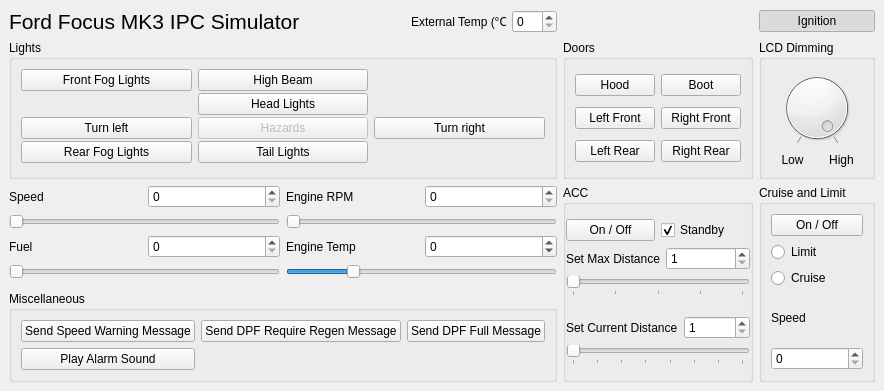
Old version of the form formcar.ui in the repository bigunclemax/FocusIPCCtrl.
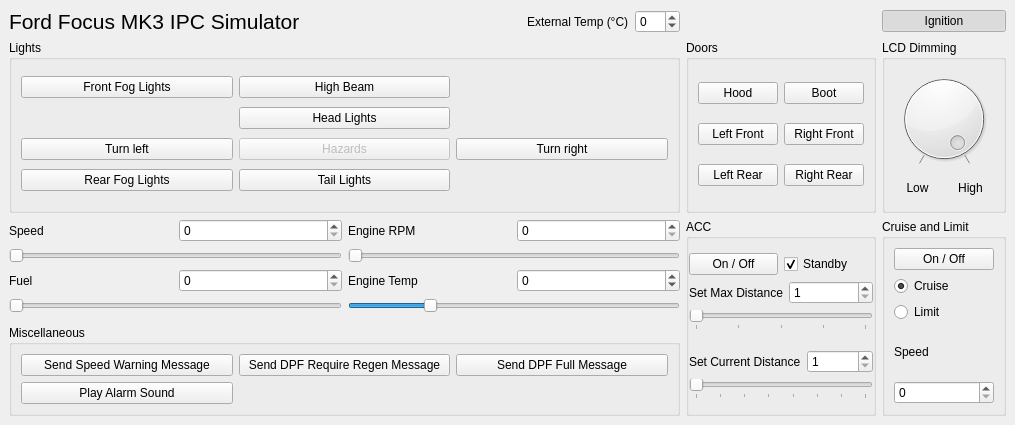
New version of the form.

Patch:
```diff
--- a/formcar.ui
+++ b/formcar.ui
@@ -6,8 +6,8 @@
    <rect>
     <x>0</x>
     <y>0</y>
-    <width>858</width>
-    <height>391</height>
+    <width>1015</width>
+    <height>425</height>
    </rect>
   </property>
   <property name="windowTitle">
@@ -45,18 +45,21 @@
         </property>
        </widget>
       </item>
-      <item>
-       <widget class="QRadioButton" name="radioButton_2">
-        <property name="text">
-         <string>Limit</string>
-        </property>
-       </widget>
-      </item>
       <item>
        <widget class="QRadioButton" name="radioButton">
         <property name="text">
          <string>Cruise</string>
         </property>
+        <property name="checked">
+         <bool>true</bool>
+        </property>
+       </widget>
+      </item>
+      <item>
+       <widget class="QRadioButton" name="radioButton_2">
+        <property name="text">
+         <string>Limit</string>
+        </property>
        </widget>
       </item>
       <item>
@@ -555,7 +558,7 @@
      </layout>
     </widget>
    </item>
-   <item row="1" column="1">
+   <item row="1" column="1" alignment="Qt::AlignRight">
     <widget class="QLabel" name="labelExternalTemp">
      <property name="sizePolicy">
       <sizepolicy hsizetype="Preferred" vsizetype="Preferred">
@@ -569,12 +572,6 @@
        <height>0</height>
       </size>
      </property>
-     <property name="maximumSize">
-      <size>
-       <width>95</width>
-       <height>16777215</height>
-      </size>
-     </property>
      <property name="text">
       <string>External Temp (°C)</string>
      </property>
@@ -822,6 +819,9 @@
      <property name="showGroupSeparator" stdset="0">
       <bool>true</bool>
      </property>
+     <property name="minimum">
+      <number>-40</number>
+     </property>
      <property name="maximum">
       <number>64</number>
      </property>
```
